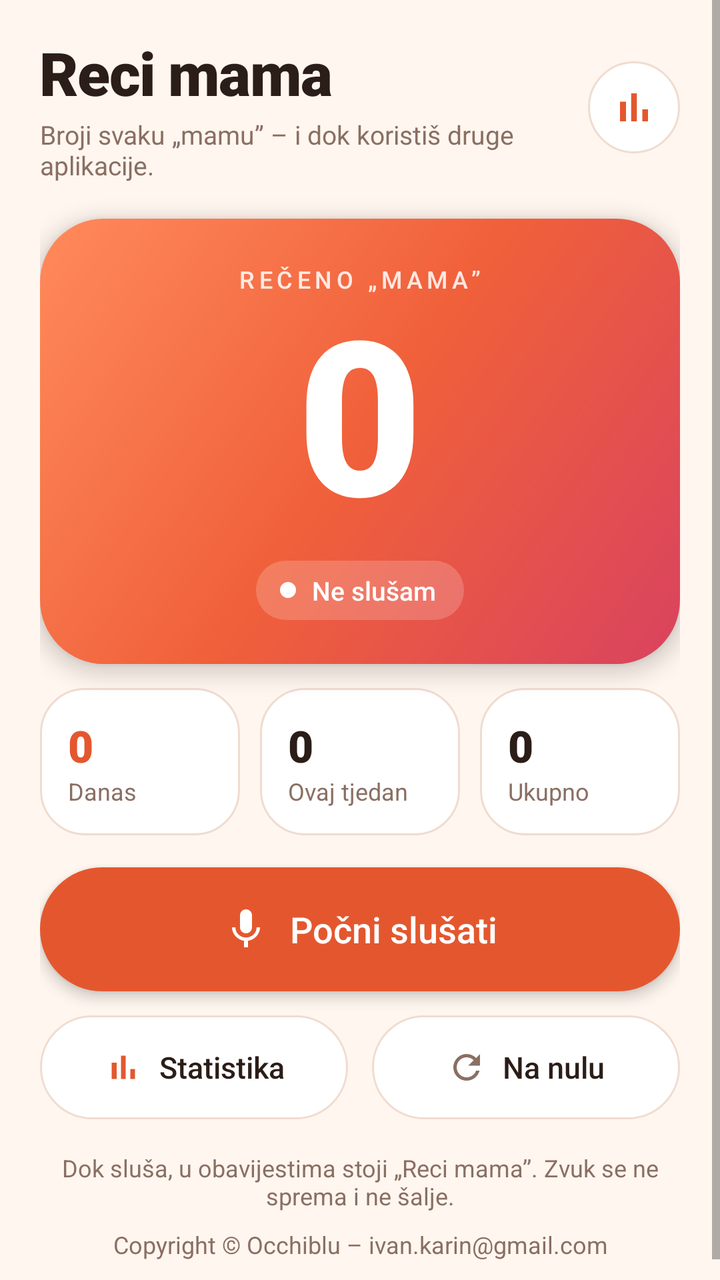
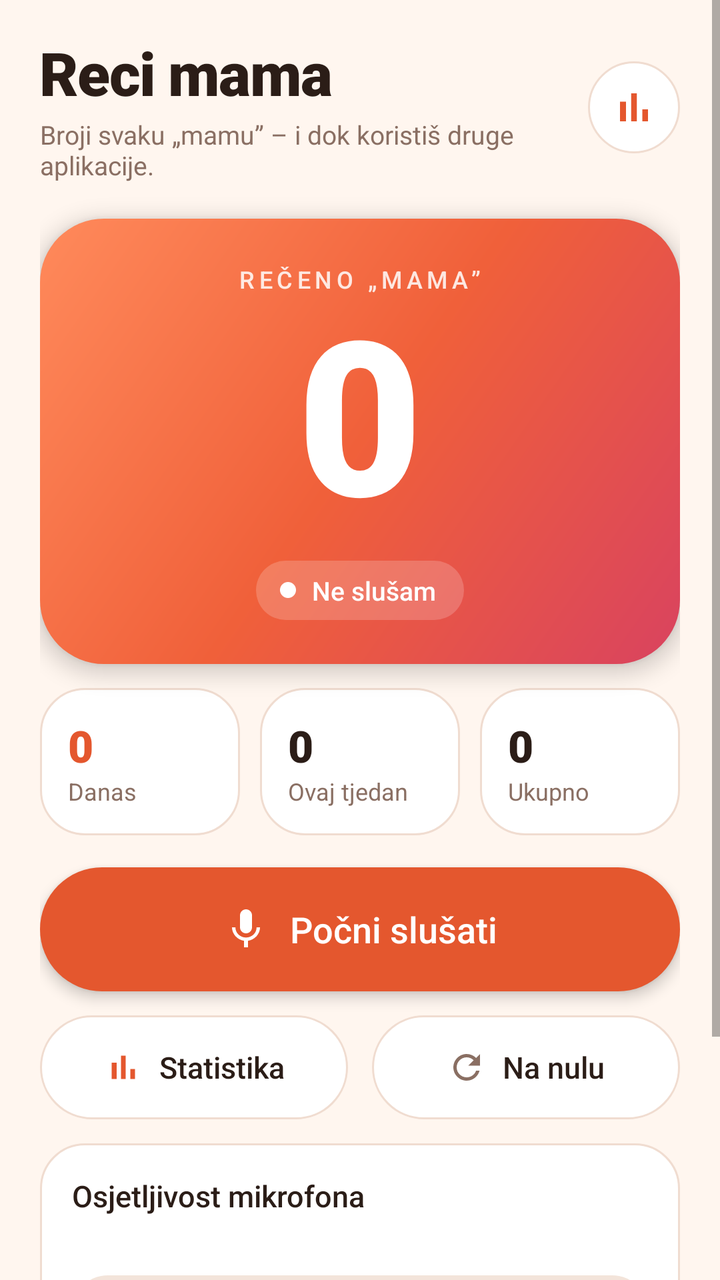

An Android layout rendered at two revisions. The XML below is the earlier revision; the diff shows what the commit changed to produce the second picture.
<!-- AndroidManifest.xml: application theme AppTheme -->
<!-- res/layout/activity_main.xml -->
<?xml version="1.0" encoding="utf-8"?>
<ScrollView xmlns:android="http://schemas.android.com/apk/res/android"
    android:layout_width="match_parent"
    android:layout_height="match_parent"
    android:background="@color/bg"
    android:fillViewport="true">

    <LinearLayout
        android:layout_width="match_parent"
        android:layout_height="wrap_content"
        android:orientation="vertical"
        android:paddingStart="20dp"
        android:paddingTop="16dp"
        android:paddingEnd="20dp"
        android:paddingBottom="20dp">

        
        <LinearLayout
            android:layout_width="match_parent"
            android:layout_height="wrap_content"
            android:gravity="center_vertical"
            android:orientation="horizontal">

            <LinearLayout
                android:layout_width="0dp"
                android:layout_height="wrap_content"
                android:layout_weight="1"
                android:orientation="vertical">

                <TextView
                    android:layout_width="wrap_content"
                    android:layout_height="wrap_content"
                    android:fontFamily="sans-serif-black"
                    android:letterSpacing="-0.02"
                    android:text="Reci mama"
                    android:textColor="@color/ink"
                    android:textSize="30sp" />

                <TextView
                    android:layout_width="wrap_content"
                    android:layout_height="wrap_content"
                    android:layout_marginTop="2dp"
                    android:text="Broji svaku „mamu” – i dok koristiš druge aplikacije."
                    android:textColor="@color/muted"
                    android:textSize="13sp" />
            </LinearLayout>

            <ImageButton
                android:id="@+id/stats_icon"
                android:layout_width="46dp"
                android:layout_height="46dp"
                android:layout_marginStart="12dp"
                android:background="@drawable/circle_ghost"
                android:contentDescription="Statistika"
                android:padding="11dp"
                android:scaleType="fitCenter"
                android:src="@drawable/ic_chart"
                android:tint="@color/accent" />
        </LinearLayout>

        
        <LinearLayout
            android:layout_width="match_parent"
            android:layout_height="wrap_content"
            android:layout_marginTop="18dp"
            android:background="@drawable/hero_bg"
            android:elevation="6dp"
            android:gravity="center_horizontal"
            android:orientation="vertical"
            android:paddingStart="24dp"
            android:paddingTop="22dp"
            android:paddingEnd="24dp"
            android:paddingBottom="22dp">

            <TextView
                android:layout_width="wrap_content"
                android:layout_height="wrap_content"
                android:alpha="0.85"
                android:fontFamily="sans-serif-medium"
                android:letterSpacing="0.18"
                android:text="REČENO „MAMA”"
                android:textColor="#FFFFFF"
                android:textSize="12sp" />

            <TextView
                android:id="@+id/count"
                android:layout_width="wrap_content"
                android:layout_height="wrap_content"
                android:fontFamily="sans-serif-black"
                android:includeFontPadding="false"
                android:text="0"
                android:textColor="#FFFFFF"
                android:textSize="108sp" />

            <LinearLayout
                android:layout_width="wrap_content"
                android:layout_height="wrap_content"
                android:layout_marginTop="6dp"
                android:background="@drawable/chip_bg"
                android:gravity="center_vertical"
                android:orientation="horizontal"
                android:paddingStart="12dp"
                android:paddingTop="6dp"
                android:paddingEnd="14dp"
                android:paddingBottom="6dp">

                <View
                    android:id="@+id/status_dot"
                    android:layout_width="8dp"
                    android:layout_height="8dp"
                    android:background="@drawable/dot_white" />

                <TextView
                    android:id="@+id/status"
                    android:layout_width="wrap_content"
                    android:layout_height="wrap_content"
                    android:layout_marginStart="8dp"
                    android:fontFamily="sans-serif-medium"
                    android:text="Ne slušam"
                    android:textColor="#FFFFFF"
                    android:textSize="13sp" />
            </LinearLayout>
        </LinearLayout>

        
        <LinearLayout
            android:id="@+id/mini_stats"
            android:layout_width="match_parent"
            android:layout_height="wrap_content"
            android:layout_marginTop="12dp"
            android:orientation="horizontal">

            <LinearLayout
                android:id="@+id/mini_today"
                android:layout_width="0dp"
                android:layout_height="wrap_content"
                android:layout_weight="1"
                android:background="@drawable/card_click"
                android:clickable="true"
                android:focusable="true"
                android:orientation="vertical"
                android:padding="14dp">

                <TextView
                    android:id="@+id/today_count"
                    android:layout_width="wrap_content"
                    android:layout_height="wrap_content"
                    android:fontFamily="sans-serif-black"
                    android:text="0"
                    android:textColor="@color/accent"
                    android:textSize="22sp" />

                <TextView
                    android:layout_width="wrap_content"
                    android:layout_height="wrap_content"
                    android:text="Danas"
                    android:textColor="@color/muted"
                    android:textSize="12sp" />
            </LinearLayout>

            <LinearLayout
                android:id="@+id/mini_week"
                android:layout_width="0dp"
                android:layout_height="wrap_content"
                android:layout_marginStart="10dp"
                android:layout_weight="1"
                android:background="@drawable/card_click"
                android:clickable="true"
                android:focusable="true"
                android:orientation="vertical"
                android:padding="14dp">

                <TextView
                    android:id="@+id/week_count"
                    android:layout_width="wrap_content"
                    android:layout_height="wrap_content"
                    android:fontFamily="sans-serif-black"
                    android:text="0"
                    android:textColor="@color/ink"
                    android:textSize="22sp" />

                <TextView
                    android:layout_width="wrap_content"
                    android:layout_height="wrap_content"
                    android:text="Ovaj tjedan"
                    android:textColor="@color/muted"
                    android:textSize="12sp" />
            </LinearLayout>

            <LinearLayout
                android:id="@+id/mini_total"
                android:layout_width="0dp"
                android:layout_height="wrap_content"
                android:layout_marginStart="10dp"
                android:layout_weight="1"
                android:background="@drawable/card_click"
                android:clickable="true"
                android:focusable="true"
                android:orientation="vertical"
                android:padding="14dp">

                <TextView
                    android:id="@+id/total_count"
                    android:layout_width="wrap_content"
                    android:layout_height="wrap_content"
                    android:fontFamily="sans-serif-black"
                    android:text="0"
                    android:textColor="@color/ink"
                    android:textSize="22sp" />

                <TextView
                    android:layout_width="wrap_content"
                    android:layout_height="wrap_content"
                    android:text="Ukupno"
                    android:textColor="@color/muted"
                    android:textSize="12sp" />
            </LinearLayout>
        </LinearLayout>

        
        <LinearLayout
            android:id="@+id/toggle"
            android:layout_width="match_parent"
            android:layout_height="62dp"
            android:layout_marginTop="16dp"
            android:background="@drawable/btn_accent"
            android:clickable="true"
            android:elevation="4dp"
            android:focusable="true"
            android:gravity="center"
            android:orientation="horizontal">

            <ImageView
                android:id="@+id/toggle_icon"
                android:layout_width="24dp"
                android:layout_height="24dp"
                android:importantForAccessibility="no"
                android:src="@drawable/ic_mic" />

            <TextView
                android:id="@+id/toggle_text"
                android:layout_width="wrap_content"
                android:layout_height="wrap_content"
                android:layout_marginStart="10dp"
                android:fontFamily="sans-serif-medium"
                android:text="Počni slušati"
                android:textColor="#FFFFFF"
                android:textSize="18sp" />
        </LinearLayout>

        
        <LinearLayout
            android:layout_width="match_parent"
            android:layout_height="wrap_content"
            android:layout_marginTop="12dp"
            android:orientation="horizontal">

            <LinearLayout
                android:id="@+id/stats"
                android:layout_width="0dp"
                android:layout_height="52dp"
                android:layout_weight="1"
                android:background="@drawable/btn_ghost"
                android:clickable="true"
                android:focusable="true"
                android:gravity="center"
                android:orientation="horizontal">

                <ImageView
                    android:layout_width="20dp"
                    android:layout_height="20dp"
                    android:importantForAccessibility="no"
                    android:src="@drawable/ic_chart"
                    android:tint="@color/accent" />

                <TextView
                    android:layout_width="wrap_content"
                    android:layout_height="wrap_content"
                    android:layout_marginStart="8dp"
                    android:fontFamily="sans-serif-medium"
                    android:text="Statistika"
                    android:textColor="@color/ink"
                    android:textSize="15sp" />
            </LinearLayout>

            <LinearLayout
                android:id="@+id/reset"
                android:layout_width="0dp"
                android:layout_height="52dp"
                android:layout_marginStart="12dp"
                android:layout_weight="1"
                android:background="@drawable/btn_ghost"
                android:clickable="true"
                android:focusable="true"
                android:gravity="center"
                android:orientation="horizontal">

                <ImageView
                    android:layout_width="20dp"
                    android:layout_height="20dp"
                    android:importantForAccessibility="no"
                    android:src="@drawable/ic_reset"
                    android:tint="@color/muted" />

                <TextView
                    android:layout_width="wrap_content"
                    android:layout_height="wrap_content"
                    android:layout_marginStart="8dp"
                    android:fontFamily="sans-serif-medium"
                    android:text="Na nulu"
                    android:textColor="@color/ink"
                    android:textSize="15sp" />
            </LinearLayout>
        </LinearLayout>

        <Button
            android:id="@+id/battery"
            android:layout_width="match_parent"
            android:layout_height="wrap_content"
            android:layout_marginTop="16dp"
            android:background="@drawable/btn_ghost"
            android:minHeight="48dp"
            android:padding="12dp"
            android:stateListAnimator="@null"
            android:text="Dopusti rad u pozadini (isključi štednju baterije)"
            android:textAllCaps="false"
            android:textColor="@color/accent"
            android:visibility="gone" />

        <TextView
            android:layout_width="match_parent"
            android:layout_height="wrap_content"
            android:layout_marginTop="16dp"
            android:gravity="center"
            android:text="Dok sluša, u obavijestima stoji „Reci mama”. Zvuk se ne sprema i ne šalje."
            android:textColor="@color/muted"
            android:textSize="12sp" />

        <TextView
            android:id="@+id/copyright"
            android:layout_width="match_parent"
            android:layout_height="wrap_content"
            android:layout_marginTop="8dp"
            android:gravity="center"
            android:text="Copyright © Occhiblu – ivan.karin@gmail.com"
            android:textColor="@color/muted"
            android:textSize="12sp" />
    </LinearLayout>
</ScrollView>
<!-- resources referenced by this layout -->
<resources>
  <color name="accent">#E4572E</color>
  <color name="bg">#FFF6EF</color>
  <color name="ink">#2B1D17</color>
  <color name="muted">#8A6F63</color>
  <!-- drawable btn_accent (drawable) -->
  <?xml version="1.0" encoding="utf-8"?>
  <ripple xmlns:android="http://schemas.android.com/apk/res/android" android:color="#33FFFFFF">
      <item>
          <shape android:shape="rectangle">
              <solid android:color="@color/accent" />
              <corners android:radius="32dp" />
          </shape>
      </item>
  </ripple>
  <!-- drawable btn_ghost (drawable) -->
  <?xml version="1.0" encoding="utf-8"?>
  <ripple xmlns:android="http://schemas.android.com/apk/res/android" android:color="#22E4572E">
      <item>
          <shape android:shape="rectangle">
              <solid android:color="@color/card" />
              <stroke android:width="1dp" android:color="@color/line" />
              <corners android:radius="32dp" />
          </shape>
      </item>
  </ripple>
  <!-- drawable card_click (drawable) -->
  <?xml version="1.0" encoding="utf-8"?>
  <ripple xmlns:android="http://schemas.android.com/apk/res/android" android:color="#22E4572E">
      <item android:drawable="@drawable/card" />
  </ripple>
  <!-- drawable chip_bg (drawable) -->
  <?xml version="1.0" encoding="utf-8"?>
  <shape xmlns:android="http://schemas.android.com/apk/res/android" android:shape="rectangle">
      <solid android:color="#30FFFFFF" />
      <corners android:radius="100dp" />
  </shape>
  <!-- drawable circle_ghost (drawable) -->
  <?xml version="1.0" encoding="utf-8"?>
  <ripple xmlns:android="http://schemas.android.com/apk/res/android" android:color="#22E4572E">
      <item>
          <shape android:shape="oval">
              <solid android:color="@color/card" />
              <stroke android:width="1dp" android:color="@color/line" />
          </shape>
      </item>
  </ripple>
  <!-- drawable dot_white (drawable) -->
  <?xml version="1.0" encoding="utf-8"?>
  <shape xmlns:android="http://schemas.android.com/apk/res/android" android:shape="oval">
      <solid android:color="#FFFFFFFF" />
  </shape>
  <!-- drawable hero_bg (drawable) -->
  <?xml version="1.0" encoding="utf-8"?>
  <shape xmlns:android="http://schemas.android.com/apk/res/android" android:shape="rectangle">
      <gradient android:angle="315" android:startColor="#FF8A5B" android:centerColor="#F0603A" android:endColor="#D9435F" android:type="linear" />
      <corners android:radius="32dp" />
  </shape>
  <!-- drawable ic_chart (drawable) -->
  <?xml version="1.0" encoding="utf-8"?>
  <vector xmlns:android="http://schemas.android.com/apk/res/android"
      android:width="24dp" android:height="24dp" android:viewportWidth="24" android:viewportHeight="24">
      <path android:fillColor="#FFFFFFFF" android:pathData="M5,9.2h3V19H5V9.2zM10.6,5h2.8v14h-2.8V5zM16.2,13H19v6h-2.8V13z" />
  </vector>
  <color name="card">#FFFFFF</color>
  <color name="line">#F0DCD0</color>
  <!-- drawable card (drawable) -->
  <?xml version="1.0" encoding="utf-8"?>
  <shape xmlns:android="http://schemas.android.com/apk/res/android" android:shape="rectangle">
      <solid android:color="@color/card" />
      <stroke android:width="1dp" android:color="@color/line" />
      <corners android:radius="22dp" />
  </shape>
  <!-- unchanged entries left out for length: 3 -->
</resources>

<!-- the commit's change to res/layout/activity_main.xml (unified diff, before → after) -->
@@ -313,6 +313,75 @@
             </LinearLayout>
         </LinearLayout>
 
+        
+        <LinearLayout
+            android:layout_width="match_parent"
+            android:layout_height="wrap_content"
+            android:layout_marginTop="12dp"
+            android:background="@drawable/card"
+            android:orientation="vertical"
+            android:padding="16dp">
+
+            <TextView
+                android:layout_width="wrap_content"
+                android:layout_height="wrap_content"
+                android:fontFamily="sans-serif-medium"
+                android:text="Osjetljivost mikrofona"
+                android:textColor="@color/ink"
+                android:textSize="15sp" />
+
+            <TextView
+                android:id="@+id/sens_hint"
+                android:layout_width="wrap_content"
+                android:layout_height="wrap_content"
+                android:layout_marginTop="2dp"
+                android:text=""
+                android:textColor="@color/muted"
+                android:textSize="13sp" />
+
+            <LinearLayout
+                android:layout_width="match_parent"
+                android:layout_height="wrap_content"
+                android:layout_marginTop="10dp"
+                android:background="@drawable/tab_track"
+                android:orientation="horizontal"
+                android:padding="4dp">
+
+                <TextView
+                    android:id="@+id/sens_0"
+                    android:layout_width="0dp"
+                    android:layout_height="38dp"
+                    android:layout_weight="1"
+                    android:fontFamily="sans-serif-medium"
+                    android:gravity="center"
+                    android:text="Normalna"
+                    android:textColor="@color/muted"
+                    android:textSize="14sp" />
+
+                <TextView
+                    android:id="@+id/sens_1"
+                    android:layout_width="0dp"
+                    android:layout_height="38dp"
+                    android:layout_weight="1"
+                    android:fontFamily="sans-serif-medium"
+                    android:gravity="center"
+                    android:text="Visoka"
+                    android:textColor="@color/muted"
+                    android:textSize="14sp" />
+
+                <TextView
+                    android:id="@+id/sens_2"
+                    android:layout_width="0dp"
+                    android:layout_height="38dp"
+                    android:layout_weight="1"
+                    android:fontFamily="sans-serif-medium"
+                    android:gravity="center"
+                    android:text="Najviša"
+                    android:textColor="@color/muted"
+                    android:textSize="14sp" />
+            </LinearLayout>
+        </LinearLayout>
+
         <Button
             android:id="@+id/battery"
             android:layout_width="match_parent"
<!-- resource entries referenced after the edit -->
@@ -63,8 +63,15 @@
       android:width="24dp" android:height="24dp" android:viewportWidth="24" android:viewportHeight="24">
       <path android:fillColor="#FFFFFFFF" android:pathData="M5,9.2h3V19H5V9.2zM10.6,5h2.8v14h-2.8V5zM16.2,13H19v6h-2.8V13z" />
   </vector>
+  <!-- drawable tab_track (drawable) -->
+  <?xml version="1.0" encoding="utf-8"?>
+  <shape xmlns:android="http://schemas.android.com/apk/res/android" android:shape="rectangle">
+      <solid android:color="@color/track" />
+      <corners android:radius="18dp" />
+  </shape>
   <color name="card">#FFFFFF</color>
   <color name="line">#F0DCD0</color>
+  <color name="track">#F3E4DA</color>
   <!-- drawable card (drawable) -->
   <?xml version="1.0" encoding="utf-8"?>
   <shape xmlns:android="http://schemas.android.com/apk/res/android" android:shape="rectangle">
